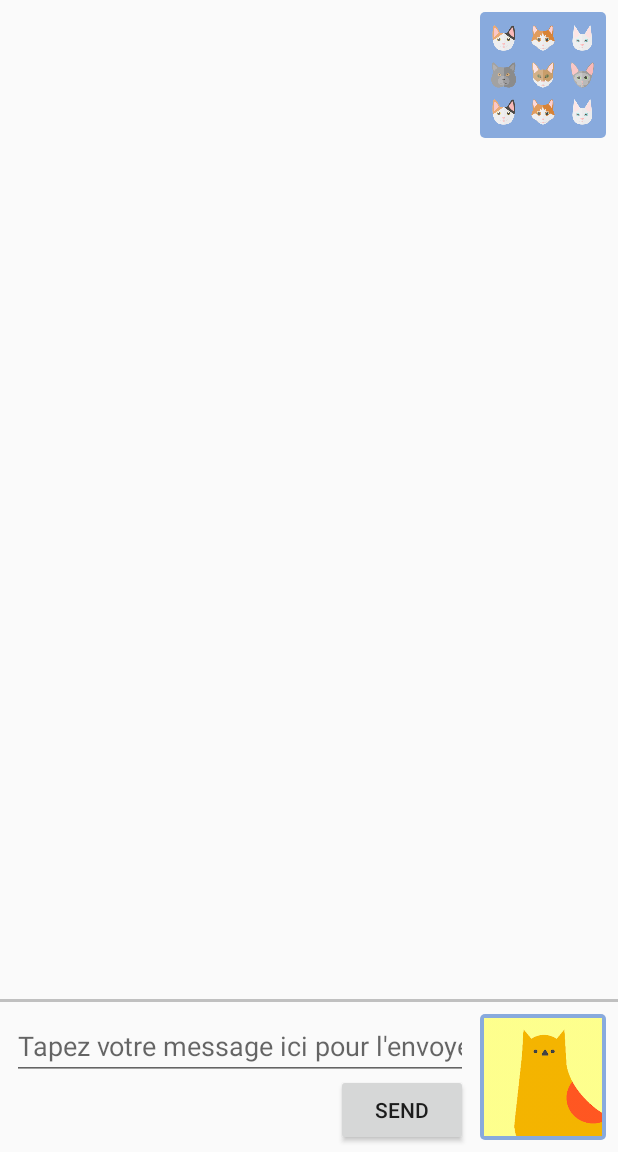
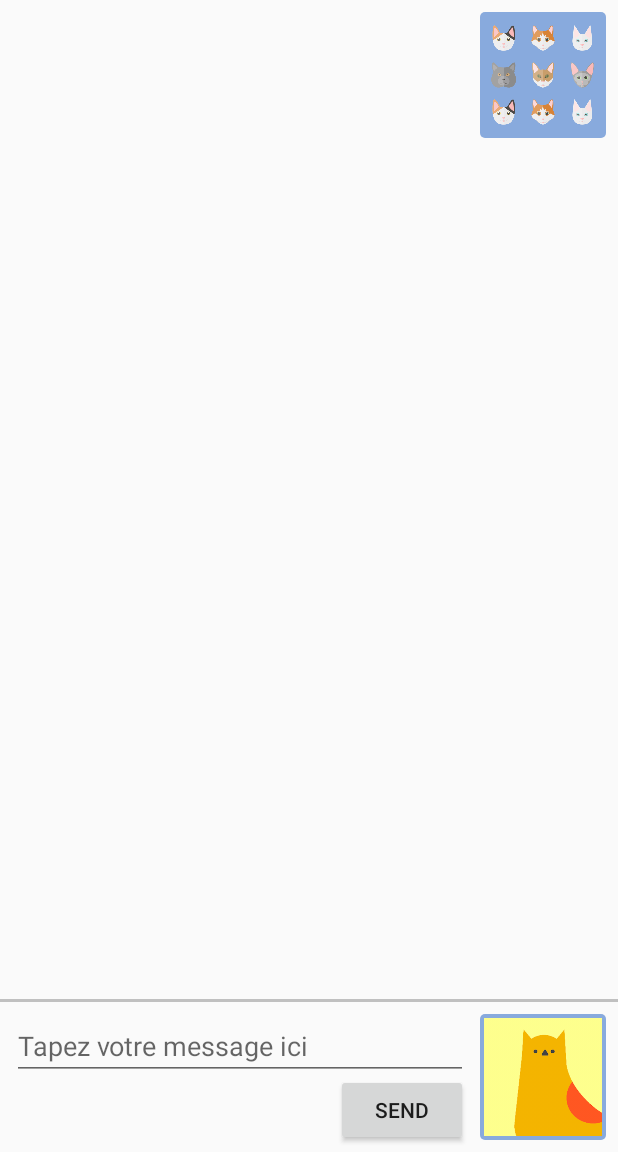
Before and after one commit to CS-POOA-2018/PtiChat, an Android app: the ChatActivity screen opened directly, with no data from a screen before it, on a phone screen of 412 x 824 dp, the part 84-1236 px from its top. Run offline under Robolectric (Android 15) with nearby library versions, the phone set to English and light mode, and no system bars; 4 statements that could not run were skipped.

Commit message:
[App] Reduit la taille du message pour Envoyer

```diff
--- a/PtiChatApp/app/src/main/res/values/strings.xml
+++ b/PtiChatApp/app/src/main/res/values/strings.xml
@@ -20,7 +20,7 @@
     <!-- Descriptions -->
     <string name="avatar">Cute image of a cat</string>
     <string name="status">Tapez votre message ici</string>
-    <string name="message">Tapez votre message ici pour l\'envoyer</string>
+    <string name="message">Tapez votre message ici</string>
 
     <!-- Other -->
     <string name="says">says :</string>
```
